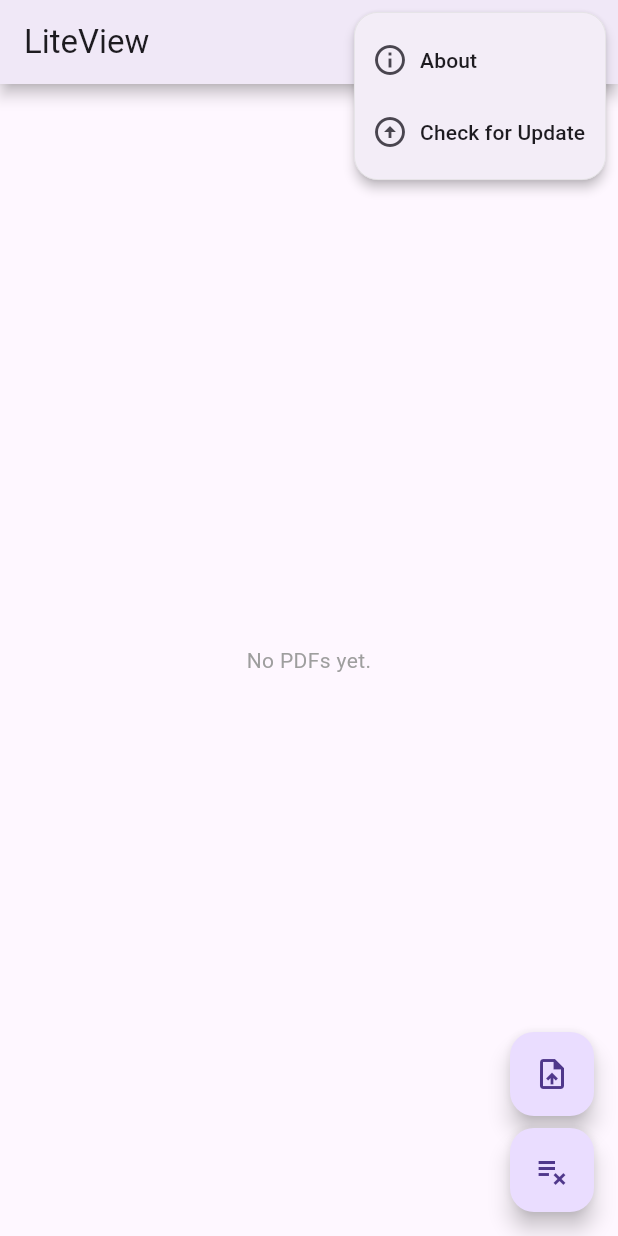
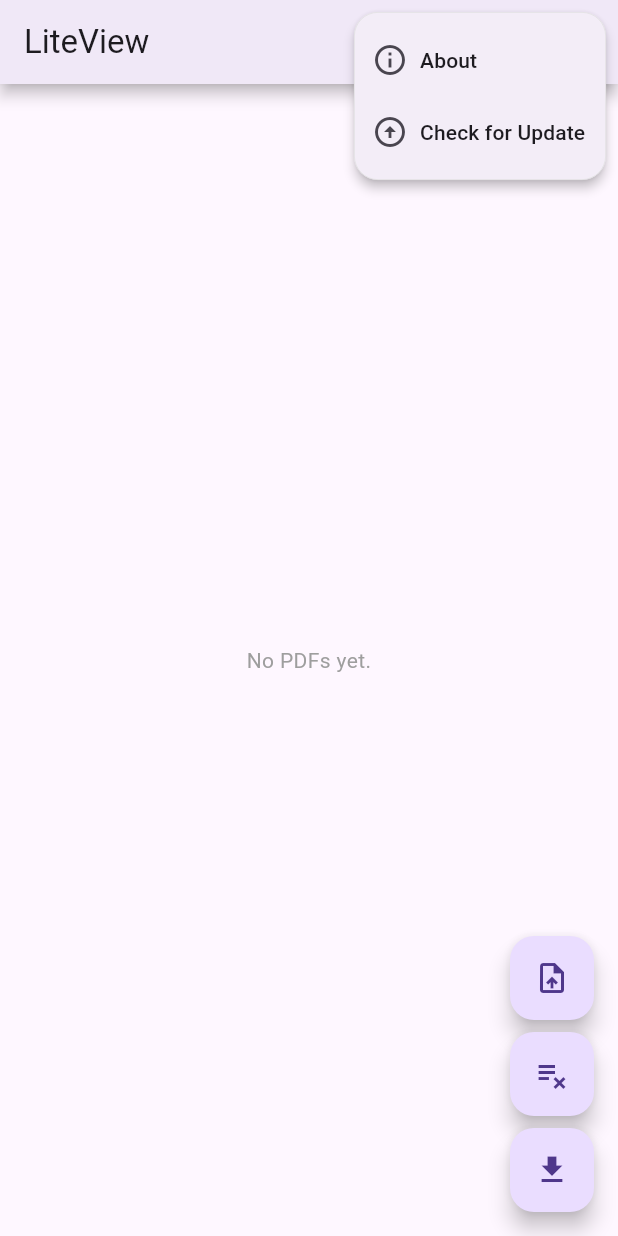
Before and after one commit to Devode/LiteView, a Flutter app: the screen it shows after launch, after a tap on the "more vert" icon, on a phone screen of 412 x 824 dp. Run offline on Flutter 3.47's test engine with Material 3 defaults, Android fonts, the phone set to English and light mode, and no system bars; our stand-ins replace dio, file_picker, flutter_colorpicker, hive, package_info_plus, pub_semver; missing offline and left inert: pdfrx, window_manager; accounts and stored records are empty; network calls fail; Roboto replaces fonts that are missing (HarmonyOS_SansSC).

Commit message:
修改一部分注释，添加应用内下载功能，修复触摸注释出现“幽灵”注释的问题（忘提交文件了）

```diff
--- a/devtools_options.yaml
+++ b/devtools_options.yaml
@@ -1,3 +1,4 @@
 description: This file stores settings for Dart & Flutter DevTools.
 documentation: https://docs.flutter.dev/tools/devtools/extensions#configure-extension-enablement-states
 extensions:
+  - shared_preferences: true
--- a/lib/data_types/data_types.dart
+++ b/lib/data_types/data_types.dart
@@ -33,3 +33,17 @@ class DrawingPath {
     this.cachedScreenPoints,
   });
 }
+
+class DownloadFile {
+  final String name;
+  final String url;
+  final bool isTemporary;
+  double progress;
+
+  DownloadFile({
+    required this.name,
+    required this.url,
+    required this.progress,
+    required this.isTemporary,
+  });
+}
--- a/lib/main.dart
+++ b/lib/main.dart
@@ -1,22 +1,11 @@
-/// 导入 Flutter 核心库
-import 'package:flutter/material.dart';
-/// 导入 Hive 本地数据库库，用于数据持久化存储
-import 'package:hive/hive.dart';
-import 'package:lite_view/services/update_service.dart';
-/// 导入 path_provider 库，用于获取应用支持的目录路径
-import 'package:path_provider/path_provider.dart';
-/// 导入 window_manager 库，用于桌面窗口管理（Windows、Linux、macOS）
-import 'package:window_manager/window_manager.dart';
-/// 导入 Flutter 国际化支持
-import 'package:flutter_localizations/flutter_localizations.dart';
-/// 导入 Dart I/O 库，用于文件系统操作
-import 'dart:io';
-
-/// 导入 PDF 列表页面
-import 'package:lite_view/screens/pdf_list_screen.dart';
-/// 导入应用本地化配置
-import 'l10n/app_localizations.dart';
-import 'package:lite_view/services/update_service.dart';
+import 'package:flutter/material.dart';                            // 导入 Flutter 核心库
+import 'package:hive/hive.dart';                                   // 导入 Hive 本地数据库库，用于数据持久化存储
+import 'package:path_provider/path_provider.dart';                 // 导入 path_provider 库，用于获取应用支持的目录路径
+import 'package:window_manager/window_manager.dart';               // 导入 window_manager 库，用于桌面窗口管理（Windows、Linux、macOS）
+import 'package:flutter_localizations/flutter_localizations.dart'; // 导入 Flutter 国际化支持
+import 'dart:io';                                                  // 导入 Dart I/O 库，用于文件系统操作
+import 'package:lite_view/screens/pdf_list_screen.dart';           // 导入 PDF 列表页面
+import 'l10n/app_localizations.dart';                              // 导入应用本地化配置
 
 /// 应用程序入口函数
 /// 初始化 Flutter 绑定、配置应用数据存储路径、初始化 Hive 数据库，并启动应用
@@ -36,6 +25,7 @@ void main() async {
     print(path.path);
     /// 初始化窗口管理器（桌面平台需要）
     await windowManager.ensureInitialized();
+    windowManager.setMinimumSize(Size(350, 350));
   }
 
   /// 初始化 Hive 本地数据库，指定存储路径
--- a/lib/screens/pdf_list_screen.dart
+++ b/lib/screens/pdf_list_screen.dart
@@ -4,10 +4,12 @@ import 'package:flutter/material.dart';
 import 'dart:io';
 /// 导入文件选择器库，用于让用户选择文件
 import 'package:file_picker/file_picker.dart';
+import 'package:lite_view/data_types/data_types.dart';
 import 'package:url_launcher/url_launcher.dart';
 /// 导入窗口管理器库，用于桌面窗口管理
 import 'package:window_manager/window_manager.dart';
 // import '../utils/pdf_file_scanner.dart';
+import '../services/download_service.dart';
 import '../services/update_service.dart';
 /// 导入 PDF 文件列表处理工具
 import '../utils/pdf_file_list_handler.dart';
@@ -34,11 +36,20 @@ class PdfListScreen extends StatefulWidget {
 class _PdfListScreenState extends State<PdfListScreen> {
   /// JSON 文件处理器实例，用于读写 PDF 文档信息
   final jsonHandler = JsonFileHandler();
+  final downloadService = DownloadService();
+
+  final GlobalKey<ScaffoldState> _scaffoldKey = GlobalKey<ScaffoldState>();
 
   /// PDF 文件列表的 Future 对象，用于异步加载文件
   late Future<List<File>> _pdfFilesFuture;
   /// PDF 文档信息映射，键为文件名，值为文件路径
   late Map<String, dynamic> _pdfDocs;
+
+  bool _isDownloading = false;
+  double _downloadProgress = 0.0;
+  List<DownloadFile> _downloadingFiles = [];
+
+
   /// 删除窗口中选中的文件索引（可为 null 表示未选中）
   int? _selectedFileIndex; // 删除窗口选中选中文件的索引
   /// PDF 文件列表
@@ -58,6 +69,17 @@ class _PdfListScreenState extends State<PdfListScreen> {
     WidgetsBinding.instance.addPostFrameCallback((_) {
       windowManager.setTitle(AppLocalizations.of(context)!.appName);
     });
+
+    downloadService.addListener(() {
+      setState(() {
+        _isDownloading = downloadService.isDownloading;
+        _downloadProgress = downloadService.progress;
+        _downloadingFiles = downloadService.downloadingFiles;
+      });
+    });
+
+    downloadService.startDownload(context, "https://gitee.com/devode/lite_view/releases/download/v1.0.0-beta.4/%E8%BD%BB%E9%98%85%E5%B1%8F_arm64.apk", "ss.apk", isTemporary:  true);
+    downloadService.startDownload(context, "https://gitee.com/devode/lite_view/releases/download/v1.0.0-beta.4/%E8%BD%BB%E9%98%85%E5%B1%8F%E5%AE%89%E8%A3%85%E7%A8%8B%E5%BA%8F_win_x64.exe", "ss.exe");
 
     if (mounted) {
       checkForUpdates(isAppLaunching: true);
@@ -217,7 +239,9 @@ class _PdfListScreenState extends State<PdfListScreen> {
 
   @override
   Widget build(BuildContext context) {
+    final screeWidth = MediaQuery.of(context).size.width;
     return Scaffold(
+      key: _scaffoldKey,
       appBar: AppBar(
         title: Text(AppLocalizations.of(context)!.appTitle),
         actions: [
@@ -377,11 +401,80 @@ class _PdfListScreenState extends State<PdfListScreen> {
             tooltip: AppLocalizations.of(context)!.removePDF,
             onPressed: _showDeleteWindow,
             child: Icon(Icons.playlist_remove),
+          ),
+          FloatingActionButton(
+            heroTag: 'downloads',
+            onPressed: () {
+              _scaffoldKey.currentState?.openEndDrawer();
+              print("jjsj");
+            },
+            child: Stack(
+              children: [
+                Icon(Icons.download),
+                if (_isDownloading)
+                  Positioned.fill(
+                    bottom: 0,
+                    left: 0,
+                    child: CircularProgressIndicator(
+                      value: _calculateProgress(),
+                      backgroundColor: Colors.transparent,
+                    )
+                  )
+              ]
+            ),
           )
         ],
-      )
+      ),
+
+      endDrawer: Drawer(
+        width: (screeWidth * 0.4).clamp(300, screeWidth),
+        child: Column(
+          children: [
+            ListTile(
+              title: Text("下载"),
+            ),
+            Expanded(
+              child: ListView.builder(
+                itemCount: _downloadingFiles.length,
+                itemBuilder: (context, index) {
+                  final fileName = _downloadingFiles[index].name;
+                  final progress = _downloadingFiles[index].progress;
+                  return ListTile(
+                      title: Text(fileName),
+                      leading: Icon(Icons.file_download),
+                      subtitle: Row(
+                          children: [
+                            Expanded(
+                              child: LinearProgressIndicator(
+                                value: progress,
+                                backgroundColor: Colors.grey[200],
+                              ),
+                            ),
+                            SizedBox(width: 8),
+                            Text("${(progress * 100).toStringAsFixed(2)}%")
+                          ]
+                      )
+                  );
+                },
+              ),
+            )
+
+          ]
+        ),
+      ),
     );
     // FloatingActionButton
+  }
+
+  double _calculateProgress() {
+    if (_downloadingFiles.isEmpty) {
+      return 0;
+    }
+    double totalProgress = 0;
+    for (var file in _downloadingFiles) {
+      totalProgress += file.progress;
+    }
+    return totalProgress / _downloadingFiles.length;
   }
 
   /// 格式化日期时间为字符串
--- a/lib/screens/pdf_view_page.dart
+++ b/lib/screens/pdf_view_page.dart
@@ -1,33 +1,16 @@
-/// 导入 Dart 异步编程支持
-import 'dart:async';
-/// 导入 Dart UI 库，用于颜色、偏移量等类型
-import 'dart:ui';
-/// 导入 Dart I/O 库，用于文件系统操作
-import 'dart:io';
-
-/// 导入 Flutter Material Design 组件库
-import 'package:flutter/material.dart';
-/// 导入 Flutter 服务库，用于系统服务调用
-import 'package:flutter/services.dart';
-/// 导入颜色选择器库，用于选择画笔颜色
-import 'package:flutter_colorpicker/flutter_colorpicker.dart';
-/// 导入应用本地化支持
-import 'package:lite_view/l10n/app_localizations.dart';
-/// 导入 PDF 阅读器库
-import 'package:pdfrx/pdfrx.dart';
-/// 导入自定义图标
-import 'package:lite_view/icons/my_icons.dart';
-/// 导入窗口管理器库
-import 'package:window_manager/window_manager.dart';
-
-/// 导入数据类型定义
-import 'package:lite_view/data_types/data_types.dart';
-/// 导入 PDF 绘制工具
-import 'package:lite_view/utils/pdf_aware_drawing_painter.dart';
-/// 导入当前路径绘制组件
-import 'package:lite_view/widgets/current_path_painter.dart';
-/// 导入数学模型
-import 'package:lite_view/utils/math_models.dart';
+import 'dart:async'; // 导入 Dart 异步编程支持
+import 'dart:io'; // 导入 Dart I/O 库，用于文件系统操作
+import 'package:flutter/material.dart'; // 导入 Flutter Material Design 组件库
+import 'package:flutter/services.dart'; // 导入 Flutter 服务库，用于系统服务调用
+import 'package:flutter_colorpicker/flutter_colorpicker.dart'; // 导入颜色选择器库，用于选择画笔颜色
+import 'package:lite_view/l10n/app_localizations.dart'; // 导入应用本地化支持
+import 'package:pdfrx/pdfrx.dart'; // 导入 PDF 阅读器库
+import 'package:lite_view/icons/my_icons.dart'; // 导入自定义图标
+import 'package:window_manager/window_manager.dart'; // 导入窗口管理器库
+import 'package:lite_view/data_types/data_types.dart'; // 导入数据类型定义
+import 'package:lite_view/utils/pdf_aware_drawing_painter.dart'; // 导入 PDF 绘制工具
+import 'package:lite_view/widgets/current_path_painter.dart'; // 导入当前路径绘制组件
+import 'package:lite_view/utils/math_models.dart'; // 导入数学模型
 // import 'package:shared_preferences/shared_preferences.dart';
 
 /// 工具模式枚举
@@ -570,7 +553,7 @@ class _PdfViewerPageState extends State<PdfViewerPage> {
                               _settingsItem(
                                 AppLocalizations.of(context)!.buttonScale(currentSize.round().toString()),
                                 Slider(
-                                  value: currentSize ?? 32,
+                                  value: currentSize,
                                   min: 16,
                                   max: 64,
                                   onChanged: (value) {
@@ -742,6 +725,7 @@ class _PdfViewerPageState extends State<PdfViewerPage> {
               onPointerDown: _onPointerDown,
               onPointerMove: _onPointerMove,
               onPointerUp: _onPointerUp,
+              onPointerCancel: _onPointerCancel,
               child: CurrentPathPainter(
                 key: _currentPathPainterKey,
                 // currentPath: _currentToolMode == ToolMode.annotation ? currentPathForPainter : null,
@@ -849,7 +833,7 @@ class _PdfViewerPageState extends State<PdfViewerPage> {
   /// - 根据当前模式开始绘制或擦除
   ///
   /// 参数：
-  /// - [details] 拖动开始详情
+  /// - [event] 拖动开始事件
   void _onPointerDown(PointerDownEvent event) {
     // 仅在注释模式和橡皮擦模式下处理
     if (![ToolMode.annotation, ToolMode.eraser].contains(_currentToolMode)) return;
@@ -889,7 +873,7 @@ class _PdfViewerPageState extends State<PdfViewerPage> {
   /// - 更新屏幕缓存的坐标点以优化性能
   ///
   /// 参数：
-  /// - [details] 拖动更新详情
+  /// - [event] 拖动更新事件
   void _onPointerMove(PointerMoveEvent event) {
     final pointerId = event.pointer;
     // 在为注释模式时_currentPath为null，或者_currentPageForDrawing为null时忽略
@@ -934,7 +918,7 @@ class _PdfViewerPageState extends State<PdfViewerPage> {
   /// - 触发 UI 更新
   ///
   /// 参数：
-  /// - [details] 拖动结束详情
+  /// - [event] 拖动结束事件
   void _onPointerUp(PointerUpEvent event) {
     final pointerId = event.pointer;
     final startPage = _activePagePointers[pointerId];
@@ -951,18 +935,47 @@ class _PdfViewerPageState extends State<PdfViewerPage> {
         );
         /// 将当前路径保存到对应页面的路径列表中
         _pagePaths.putIfAbsent(startPage, () => []).add(finalPath);
-
+        // 更新当前路径绘制器
         _currentPathPainterKey.currentState?.updatePath(null);
-
+        // 清空当前路径和页码引用
         _activePaths.remove(pointerId);
         _activePagePointers.remove(pointerId);
 
-      } else if (_currentToolMode == ToolMode.eraser && startPage != null) {
+      } else if (_currentToolMode == ToolMode.eraser) {
         _activePagePointers.remove(pointerId);
       }
 
       setState(() {});
+    }
+  }
 
+  void _onPointerCancel(PointerCancelEvent event) {
+    final pointerId = event.pointer;
+    final startPage = _activePagePointers[pointerId];
+
+    if (startPage != null && _activePaths.containsKey(pointerId)) {
+      final path = _activePaths[pointerId];
+      if (path != null) {
+        List<Offset> simplifiedPoints = MathModels.simplifyPolyline(path.points, 0.5);
+        final finalPath = DrawingPath(
+          points: simplifiedPoints,
+          color: path.color,
+          strokeWidth: path.strokeWidth,
+          cachedScreenPoints: path.cachedScreenPoints,
+        );
+        /// 将当前路径保存到对应页面的路径列表中
+        _pagePaths.putIfAbsent(startPage, () => []).add(finalPath);
+        // 更新当前路径绘制器
+        _currentPathPainterKey.currentState?.updatePath(null);
+        // 清空当前路径和页码引用
+        _activePaths.remove(pointerId);
+        _activePagePointers.remove(pointerId);
+
+      } else if (_currentToolMode == ToolMode.eraser) {
+        _activePagePointers.remove(pointerId);
+      }
+
+      setState(() {});
     }
   }
 
@@ -976,6 +989,7 @@ class _PdfViewerPageState extends State<PdfViewerPage> {
   ///
   /// 参数：
   /// - [pdfPoint] PDF 坐标系中的擦除点
+  /// - [currentPageNum] 当前页码
   void eraseStroke(Offset pdfPoint, int currentPageNum) {
     if (_activePagePointers.isEmpty) return;
 
@@ -983,7 +997,7 @@ class _PdfViewerPageState extends State<PdfViewerPage> {
     final currentPagePaths = _pagePaths[currentPageNum];
     if (currentPagePaths == null) return;
 
-    final double eraseRadius = 10.0; // 擦除半径
+    final double eraseRadius = _strokeWidth; //10.0; // 擦除半径
     currentPagePaths.removeWhere((drawingPath) {
       // 检查路径中的每个点是否在擦除点半径内
       for (Offset point in drawingPath.points) {
--- a/lib/services/download_service.dart
+++ b/lib/services/download_service.dart
@@ -0,0 +1,84 @@
+import 'dart:io';
+
+import 'package:dio/dio.dart';
+import 'package:flutter/foundation.dart';
+import 'package:flutter/material.dart';
+import 'package:lite_view/data_types/data_types.dart';
+import 'package:path_provider/path_provider.dart';
+
+class DownloadService extends ChangeNotifier {
+  final Dio _dio = Dio();
+  bool isDownloading = false;
+  double progress = 0.0;
+  String? currentFileName;
+  List<DownloadFile> downloadingFiles = [];
+
+  static final DownloadService _instance = DownloadService._internal();
+  factory DownloadService() => _instance;
+  DownloadService._internal();
+
+  /// 开始下载
+  /// - [url] 下载地址
+  /// - [fileName] 文件名
+  /// - [isTemporary] 是否临时文件，默认为 false，若为 true，则下载完成后会删除临时文件
+  Future<void> startDownload(BuildContext context, String url, String fileName, {bool isTemporary = false}) async {
+    for (var file in downloadingFiles) {
+      if (file.name == fileName) {
+        print("文件已存在");
+        return;
+      }
+    }
+    downloadingFiles.add(DownloadFile(
+      name: fileName,
+      url: url,
+      isTemporary: isTemporary,
+      progress: 0.0
+    ));
+    notifyListeners();
+    if (isDownloading) return;
+
+    isDownloading = true;
+    currentFileName = fileName;
+    notifyListeners();
+
+    final tempDir = await getTemporaryDirectory();
+    final supportDir = await getApplicationSupportDirectory();
+
+    try {
+      int index = 0;
+      while (index < downloadingFiles.length) {
+        final savePath = downloadingFiles[index].isTemporary ? (Platform.isWindows ? '${tempDir.path}\\' :'${tempDir.path}/') : (Platform.isWindows ? '${supportDir.path}\\downloads\\' :'${supportDir.path}/downloads/');
+
+        currentFileName = downloadingFiles[index].name;
+        final finalSavePath = savePath + currentFileName!;
+
+        await _dio.download(
+          downloadingFiles[index].url,
+          finalSavePath,
+          onReceiveProgress: (received, total) {
+            progress = received / total;
+            downloadingFiles[index].progress = progress;
+            notifyListeners();
+          }
+        );
+
+        ScaffoldMessenger.of(context).showSnackBar(
+          SnackBar(
+            content: Text("下载完成: $currentFileName，已保存至：$finalSavePath"),
+          )
+        );
+
+        index++;
+      }
+
+      print("下载完成");
+    } catch (e) {
+      print("下载失败: $e");
+    } finally {
+      print("下载完成");
+      isDownloading = false;
+      notifyListeners();
+    }
+
+  }
+}
--- a/lib/services/update_service.dart
+++ b/lib/services/update_service.dart
@@ -4,12 +4,14 @@ import 'dart:io';
 import 'package:flutter/cupertino.dart';
 import 'package:flutter/material.dart';
 import 'package:lite_view/l10n/app_localizations.dart';
+import 'package:lite_view/services/download_service.dart';
 import 'package:package_info_plus/package_info_plus.dart';
 import 'package:http/http.dart' as http;
 import 'package:pub_semver/pub_semver.dart';
 import 'package:url_launcher/url_launcher.dart';
 
 class UpdateService {
+  final DownloadService downloadService = DownloadService();
   final String owner = 'devode';
   final String repo = 'lite_view';
 
@@ -105,6 +107,12 @@ class UpdateService {
             onPressed: () async {
               Navigator.of(ctx).pop();
               final Uri url = Uri.parse(updateInfo['url']);
+              if (updateInfo['isDirectAppPackage']) {
+                downloadService.startDownload(context, url.toString(), 'lite_view_installer');
+                if (Platform.isAndroid) {
+
+                }
+              }
               if (await canLaunchUrl(url)) {
                 await launchUrl(url, mode: LaunchMode.externalApplication);
               }
--- a/pubspec.yaml
+++ b/pubspec.yaml
@@ -16,7 +16,7 @@ publish_to: 'none' # Remove this line if you wish to publish to pub.dev
 # https://developer.apple.com/library/archive/documentation/General/Reference/InfoPlistKeyReference/Articles/CoreFoundationKeys.html
 # In Windows, build-name is used as the major, minor, and patch parts
 # of the product and file versions while build-number is used as the build suffix.
-version: 1.0.0-beta.4+4
+version: 1.0.0-beta.5+5
 
 environment:
   sdk: ^3.10.7
@@ -50,6 +50,7 @@ dependencies:
   http: ^1.6.0
   pub_semver: ^2.2.0
   package_info_plus: ^9.0.0
+  dio: ^5.9.2
 
 dev_dependencies:
   flutter_test:
```
Also changed, not shown: pubspec.lock.
